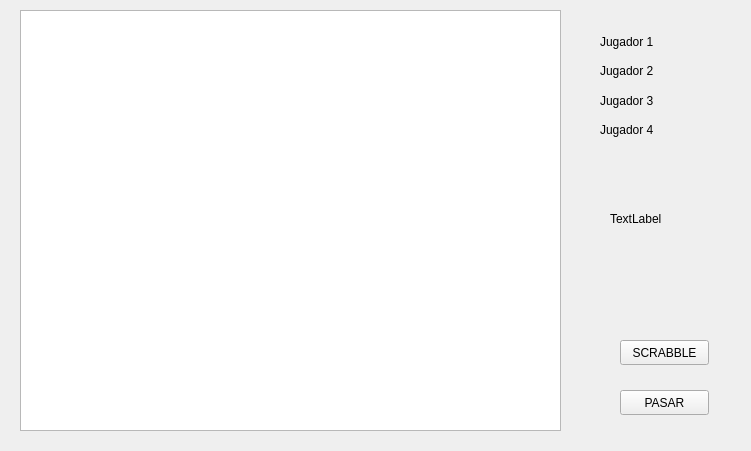
Qt form pantallatablero.ui (AndreyZartty/Scrabble) before a commit.
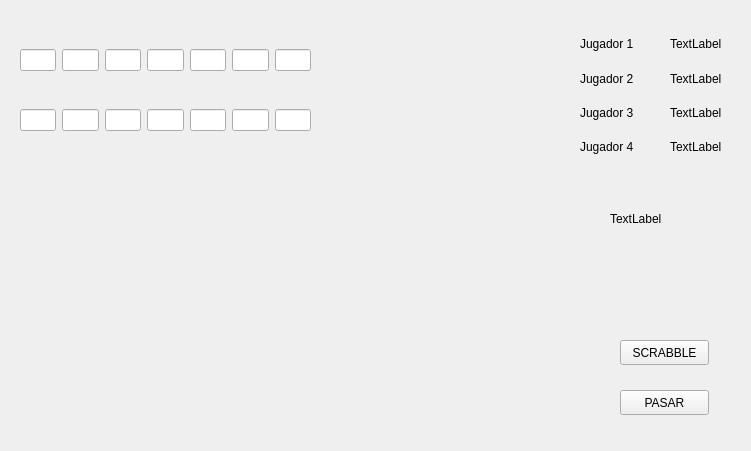
The same form after that commit.

Commit message: Boton Scrabble y puntaje

```diff
--- a/pantallatablero.ui
+++ b/pantallatablero.ui
@@ -39,23 +39,13 @@
     <string>PASAR</string>
    </property>
   </widget>
-  <widget class="QGraphicsView" name="graphicsView">
-   <property name="geometry">
-    <rect>
-     <x>20</x>
-     <y>10</y>
-     <width>541</width>
-     <height>421</height>
-    </rect>
-   </property>
-  </widget>
   <widget class="QWidget" name="verticalLayoutWidget">
    <property name="geometry">
     <rect>
-     <x>600</x>
+     <x>580</x>
      <y>30</y>
-     <width>129</width>
-     <height>111</height>
+     <width>81</width>
+     <height>131</height>
     </rect>
    </property>
    <layout class="QVBoxLayout" name="verticalLayout">
@@ -102,6 +92,112 @@
     <string>TextLabel</string>
    </property>
   </widget>
+  <widget class="QWidget" name="verticalLayoutWidget_2">
+   <property name="geometry">
+    <rect>
+     <x>670</x>
+     <y>30</y>
+     <width>71</width>
+     <height>131</height>
+    </rect>
+   </property>
+   <layout class="QVBoxLayout" name="verticalLayout_2">
+    <item>
+     <widget class="QLabel" name="lbl_p1">
+      <property name="text">
+       <string>TextLabel</string>
+      </property>
+     </widget>
+    </item>
+    <item>
+     <widget class="QLabel" name="lbl_p2">
+      <property name="text">
+       <string>TextLabel</string>
+      </property>
+     </widget>
+    </item>
+    <item>
+     <widget class="QLabel" name="lbl_p3">
+      <property name="text">
+       <string>TextLabel</string>
+      </property>
+     </widget>
+    </item>
+    <item>
+     <widget class="QLabel" name="lbl_p4">
+      <property name="text">
+       <string>TextLabel</string>
+      </property>
+     </widget>
+    </item>
+   </layout>
+  </widget>
+  <widget class="QWidget" name="horizontalLayoutWidget">
+   <property name="geometry">
+    <rect>
+     <x>20</x>
+     <y>20</y>
+     <width>291</width>
+     <height>80</height>
+    </rect>
+   </property>
+   <layout class="QHBoxLayout" name="horizontalLayout">
+    <item>
+     <widget class="QLineEdit" name="F1Llbl"/>
+    </item>
+    <item>
+     <widget class="QLineEdit" name="F2Llbl"/>
+    </item>
+    <item>
+     <widget class="QLineEdit" name="F3Llbl"/>
+    </item>
+    <item>
+     <widget class="QLineEdit" name="F4Llbl"/>
+    </item>
+    <item>
+     <widget class="QLineEdit" name="F5Llbl"/>
+    </item>
+    <item>
+     <widget class="QLineEdit" name="F6Llbl"/>
+    </item>
+    <item>
+     <widget class="QLineEdit" name="F7Llbl"/>
+    </item>
+   </layout>
+  </widget>
+  <widget class="QWidget" name="horizontalLayoutWidget_2">
+   <property name="geometry">
+    <rect>
+     <x>20</x>
+     <y>80</y>
+     <width>291</width>
+     <height>80</height>
+    </rect>
+   </property>
+   <layout class="QHBoxLayout" name="horizontalLayout_2">
+    <item>
+     <widget class="QLineEdit" name="F1Plbl"/>
+    </item>
+    <item>
+     <widget class="QLineEdit" name="F2Plbl"/>
+    </item>
+    <item>
+     <widget class="QLineEdit" name="F3Plbl"/>
+    </item>
+    <item>
+     <widget class="QLineEdit" name="F4Plbl"/>
+    </item>
+    <item>
+     <widget class="QLineEdit" name="F5Plbl"/>
+    </item>
+    <item>
+     <widget class="QLineEdit" name="F6Plbl"/>
+    </item>
+    <item>
+     <widget class="QLineEdit" name="F7Plbl"/>
+    </item>
+   </layout>
+  </widget>
  </widget>
  <resources/>
  <connections/>
```
The commit also changes 3 other files.
